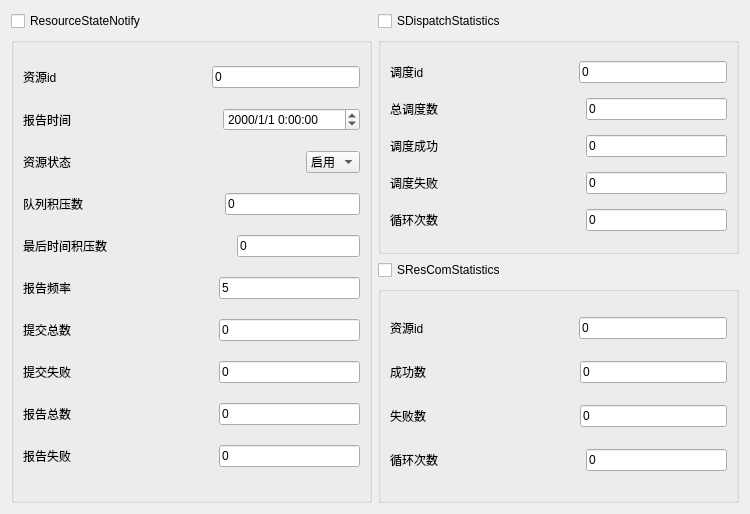
The window that MsgTest/UI/UI_Monitor_Cloud.ui (XiaoJiaoYaZi/welink) describes before a commit, drawn with Qt 5.
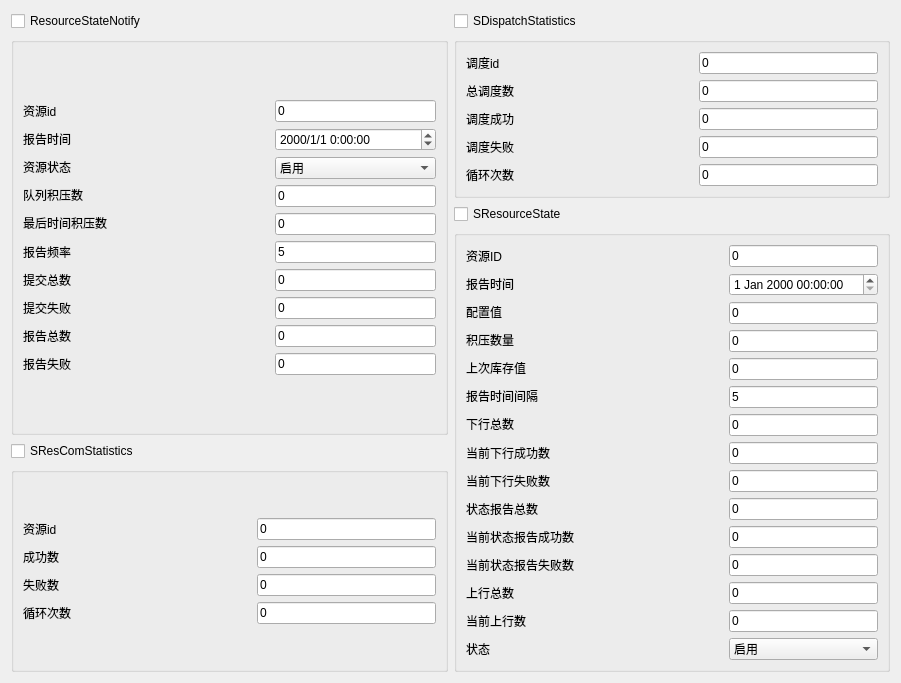
The same window after the commit.

Commit message: 增加SResourceState结构 结构转字节流与字节流转结构优化，才有ctypes自带的方法，摒弃struct模块

```diff
--- a/MsgTest/UI/UI_Monitor_Cloud.ui
+++ b/MsgTest/UI/UI_Monitor_Cloud.ui
@@ -6,14 +6,14 @@
    <rect>
     <x>0</x>
     <y>0</y>
-    <width>750</width>
-    <height>514</height>
+    <width>901</width>
+    <height>657</height>
    </rect>
   </property>
   <property name="windowTitle">
    <string>Form</string>
   </property>
-  <layout class="QGridLayout" name="gridLayout_4">
+  <layout class="QGridLayout" name="gridLayout_5">
    <item row="0" column="0" rowspan="2">
     <layout class="QVBoxLayout" name="verticalLayout">
      <item>
@@ -29,27 +29,24 @@
         <string/>
        </property>
        <layout class="QGridLayout" name="gridLayout">
-        <item row="2" column="0">
-         <layout class="QHBoxLayout" name="horizontalLayout_4">
+        <property name="sizeConstraint">
+         <enum>QLayout::SetNoConstraint</enum>
+        </property>
+        <item row="0" column="2">
+         <layout class="QVBoxLayout" name="verticalLayout_7">
           <item>
-           <widget class="QLabel" name="label_4">
+           <widget class="QLineEdit" name="lineEdit_ResourceId">
             <property name="text">
-             <string>资源状态</string>
+             <string>0</string>
             </property>
            </widget>
           </item>
           <item>
-           <spacer name="horizontalSpacer_3">
-            <property name="orientation">
-             <enum>Qt::Horizontal</enum>
+           <widget class="QDateTimeEdit" name="dateTimeEdit_NotifyTime">
+            <property name="displayFormat">
+             <string>yyyy/M/d H:mm:ss</string>
             </property>
-            <property name="sizeHint" stdset="0">
-             <size>
-              <width>40</width>
-              <height>20</height>
-             </size>
-            </property>
-           </spacer>
+           </widget>
           </item>
           <item>
            <widget class="QComboBox" name="comboBox_RunTimeState">
@@ -65,60 +62,19 @@
             </item>
            </widget>
           </item>
-         </layout>
-        </item>
-        <item row="8" column="0">
-         <layout class="QHBoxLayout" name="horizontalLayout_2">
           <item>
-           <widget class="QLabel" name="label_2">
+           <widget class="QLineEdit" name="lineEdit_QueueStock">
             <property name="text">
-             <string>报告总数</string>
+             <string>0</string>
             </property>
            </widget>
           </item>
           <item>
-           <spacer name="horizontalSpacer_9">
-            <property name="orientation">
-             <enum>Qt::Horizontal</enum>
-            </property>
-            <property name="sizeHint" stdset="0">
-             <size>
-              <width>40</width>
-              <height>20</height>
-             </size>
-            </property>
-           </spacer>
-          </item>
-          <item>
-           <widget class="QLineEdit" name="lineEdit_reportTotal">
+           <widget class="QLineEdit" name="lineEdit_lastTimeQueueStock">
             <property name="text">
              <string>0</string>
             </property>
            </widget>
-          </item>
-         </layout>
-        </item>
-        <item row="5" column="0">
-         <layout class="QHBoxLayout" name="horizontalLayout_7">
-          <item>
-           <widget class="QLabel" name="label_7">
-            <property name="text">
-             <string>报告频率</string>
-            </property>
-           </widget>
-          </item>
-          <item>
-           <spacer name="horizontalSpacer_6">
-            <property name="orientation">
-             <enum>Qt::Horizontal</enum>
-            </property>
-            <property name="sizeHint" stdset="0">
-             <size>
-              <width>40</width>
-              <height>20</height>
-             </size>
-            </property>
-           </spacer>
           </item>
           <item>
            <widget class="QLineEdit" name="lineEdit_reportTimeInterval">
@@ -127,30 +83,6 @@
             </property>
            </widget>
           </item>
-         </layout>
-        </item>
-        <item row="6" column="0">
-         <layout class="QHBoxLayout" name="horizontalLayout_8">
-          <item>
-           <widget class="QLabel" name="label_8">
-            <property name="text">
-             <string>提交总数</string>
-            </property>
-           </widget>
-          </item>
-          <item>
-           <spacer name="horizontalSpacer_7">
-            <property name="orientation">
-             <enum>Qt::Horizontal</enum>
-            </property>
-            <property name="sizeHint" stdset="0">
-             <size>
-              <width>40</width>
-              <height>20</height>
-             </size>
-            </property>
-           </spacer>
-          </item>
           <item>
            <widget class="QLineEdit" name="lineEdit_submitTotal">
             <property name="text">
@@ -158,10 +90,38 @@
             </property>
            </widget>
           </item>
+          <item>
+           <widget class="QLineEdit" name="lineEdit_submitFail">
+            <property name="text">
+             <string>0</string>
+            </property>
+           </widget>
+          </item>
+          <item>
+           <widget class="QLineEdit" name="lineEdit_reportTotal">
+            <property name="text">
+             <string>0</string>
+            </property>
+           </widget>
+          </item>
+          <item>
+           <widget class="QLineEdit" name="lineEdit_reportFail">
+            <property name="text">
+             <string>0</string>
+            </property>
+           </widget>
+          </item>
          </layout>
         </item>
-        <item row="1" column="0">
-         <layout class="QHBoxLayout" name="horizontalLayout_9">
+        <item row="0" column="0">
+         <layout class="QVBoxLayout" name="verticalLayout_8">
+          <item>
+           <widget class="QLabel" name="label">
+            <property name="text">
+             <string>资源id</string>
+            </property>
+           </widget>
+          </item>
           <item>
            <widget class="QLabel" name="label_9">
             <property name="text">
@@ -170,29 +130,12 @@
            </widget>
           </item>
           <item>
-           <spacer name="horizontalSpacer_2">
-            <property name="orientation">
-             <enum>Qt::Horizontal</enum>
-            </property>
-            <property name="sizeHint" stdset="0">
-             <size>
-              <width>40</width>
-              <height>20</height>
-             </size>
-            </property>
-           </spacer>
-          </item>
-          <item>
-           <widget class="QDateTimeEdit" name="dateTimeEdit_NotifyTime">
-            <property name="displayFormat">
-             <string>yyyy/M/d H:mm:ss</string>
+           <widget class="QLabel" name="label_4">
+            <property name="text">
+             <string>资源状态</string>
             </property>
            </widget>
           </item>
-         </layout>
-        </item>
-        <item row="3" column="0">
-         <layout class="QHBoxLayout" name="horizontalLayout_5">
           <item>
            <widget class="QLabel" name="label_5">
             <property name="text">
@@ -201,30 +144,6 @@
            </widget>
           </item>
           <item>
-           <spacer name="horizontalSpacer_4">
-            <property name="orientation">
-             <enum>Qt::Horizontal</enum>
-            </property>
-            <property name="sizeHint" stdset="0">
-             <size>
-              <width>40</width>
-              <height>20</height>
-             </size>
-            </property>
-           </spacer>
-          </item>
-          <item>
-           <widget class="QLineEdit" name="lineEdit_QueueStock">
-            <property name="text">
-             <string>0</string>
-            </property>
-           </widget>
-          </item>
-         </layout>
-        </item>
-        <item row="4" column="0">
-         <layout class="QHBoxLayout" name="horizontalLayout_6">
-          <item>
            <widget class="QLabel" name="label_6">
             <property name="text">
              <string>最后时间积压数</string>
@@ -232,29 +151,19 @@
            </widget>
           </item>
           <item>
-           <spacer name="horizontalSpacer_5">
-            <property name="orientation">
-             <enum>Qt::Horizontal</enum>
+           <widget class="QLabel" name="label_7">
+            <property name="text">
+             <string>报告频率</string>
             </property>
-            <property name="sizeHint" stdset="0">
-             <size>
-              <width>40</width>
-              <height>20</height>
-             </size>
-            </property>
-           </spacer>
+           </widget>
           </item>
           <item>
-           <widget class="QLineEdit" name="lineEdit_lastTimeQueueStock">
+           <widget class="QLabel" name="label_8">
             <property name="text">
-             <string>0</string>
+             <string>提交总数</string>
             </property>
            </widget>
           </item>
-         </layout>
-        </item>
-        <item row="7" column="0">
-         <layout class="QHBoxLayout" name="horizontalLayout_3">
           <item>
            <widget class="QLabel" name="label_3">
             <property name="text">
@@ -263,29 +172,12 @@
            </widget>
           </item>
           <item>
-           <spacer name="horizontalSpacer_8">
-            <property name="orientation">
-             <enum>Qt::Horizontal</enum>
-            </property>
-            <property name="sizeHint" stdset="0">
-             <size>
-              <width>40</width>
-              <height>20</height>
-             </size>
-            </property>
-           </spacer>
-          </item>
-          <item>
-           <widget class="QLineEdit" name="lineEdit_submitFail">
+           <widget class="QLabel" name="label_2">
             <property name="text">
-             <string>0</string>
+             <string>报告总数</string>
             </property>
            </widget>
           </item>
-         </layout>
-        </item>
-        <item row="9" column="0">
-         <layout class="QHBoxLayout" name="horizontalLayout_10">
           <item>
            <widget class="QLabel" name="label_10">
             <property name="text">
@@ -293,58 +185,20 @@
             </property>
            </widget>
           </item>
-          <item>
-           <spacer name="horizontalSpacer_10">
-            <property name="orientation">
-             <enum>Qt::Horizontal</enum>
-            </property>
-            <property name="sizeHint" stdset="0">
-             <size>
-              <width>40</width>
-              <height>20</height>
-             </size>
-            </property>
-           </spacer>
-          </item>
-          <item>
-           <widget class="QLineEdit" name="lineEdit_reportFail">
-            <property name="text">
-             <string>0</string>
-            </property>
-           </widget>
-          </item>
          </layout>
         </item>
-        <item row="0" column="0">
-         <layout class="QHBoxLayout" name="horizontalLayout">
-          <item>
-           <widget class="QLabel" name="label">
-            <property name="text">
-             <string>资源id</string>
-            </property>
-           </widget>
-          </item>
-          <item>
-           <spacer name="horizontalSpacer">
-            <property name="orientation">
-             <enum>Qt::Horizontal</enum>
-            </property>
-            <property name="sizeHint" stdset="0">
-             <size>
-              <width>40</width>
-              <height>20</height>
-             </size>
-            </property>
-           </spacer>
-          </item>
-          <item>
-           <widget class="QLineEdit" name="lineEdit_ResourceId">
-            <property name="text">
-             <string>0</string>
-            </property>
-           </widget>
-          </item>
-         </layout>
+        <item row="0" column="1">
+         <spacer name="horizontalSpacer_2">
+          <property name="orientation">
+           <enum>Qt::Horizontal</enum>
+          </property>
+          <property name="sizeHint" stdset="0">
+           <size>
+            <width>40</width>
+            <height>20</height>
+           </size>
+          </property>
+         </spacer>
         </item>
        </layout>
       </widget>
@@ -367,7 +221,7 @@
        </property>
        <layout class="QGridLayout" name="gridLayout_2">
         <item row="0" column="0">
-         <layout class="QHBoxLayout" name="horizontalLayout_11">
+         <layout class="QVBoxLayout" name="verticalLayout_12">
           <item>
            <widget class="QLabel" name="label_11">
             <property name="text">
@@ -376,29 +230,12 @@
            </widget>
           </item>
           <item>
-           <spacer name="horizontalSpacer_11">
-            <property name="orientation">
-             <enum>Qt::Horizontal</enum>
-            </property>
-            <property name="sizeHint" stdset="0">
-             <size>
-              <width>40</width>
-              <height>20</height>
-             </size>
-            </property>
-           </spacer>
-          </item>
-          <item>
-           <widget class="QLineEdit" name="lineEdit_dispatchCenterId">
+           <widget class="QLabel" name="label_12">
             <property name="text">
-             <string>0</string>
+             <string>总调度数</string>
             </property>
            </widget>
           </item>
-         </layout>
-        </item>
-        <item row="2" column="0">
-         <layout class="QHBoxLayout" name="horizontalLayout_13">
           <item>
            <widget class="QLabel" name="label_13">
             <property name="text">
@@ -407,30 +244,6 @@
            </widget>
           </item>
           <item>
-           <spacer name="horizontalSpacer_13">
-            <property name="orientation">
-             <enum>Qt::Horizontal</enum>
-            </property>
-            <property name="sizeHint" stdset="0">
-             <size>
-              <width>40</width>
-              <height>20</height>
-             </size>
-            </property>
-           </spacer>
-          </item>
-          <item>
-           <widget class="QLineEdit" name="lineEdit_succDispatchCnt">
-            <property name="text">
-             <string>0</string>
-            </property>
-           </widget>
-          </item>
-         </layout>
-        </item>
-        <item row="3" column="0">
-         <layout class="QHBoxLayout" name="horizontalLayout_14">
-          <item>
            <widget class="QLabel" name="label_14">
             <property name="text">
              <string>调度失败</string>
@@ -438,80 +251,23 @@
            </widget>
           </item>
           <item>
-           <spacer name="horizontalSpacer_14">
-            <property name="orientation">
-             <enum>Qt::Horizontal</enum>
-            </property>
-            <property name="sizeHint" stdset="0">
-             <size>
-              <width>40</width>
-              <height>20</height>
-             </size>
-            </property>
-           </spacer>
-          </item>
-          <item>
-           <widget class="QLineEdit" name="lineEdit_failDispatchCnt">
-            <property name="text">
-             <string>0</string>
-            </property>
-           </widget>
-          </item>
-         </layout>
-        </item>
-        <item row="4" column="0">
-         <layout class="QHBoxLayout" name="horizontalLayout_15">
-          <item>
            <widget class="QLabel" name="label_15">
             <property name="text">
              <string>循环次数</string>
             </property>
            </widget>
           </item>
-          <item>
-           <spacer name="horizontalSpacer_15">
-            <property name="orientation">
-             <enum>Qt::Horizontal</enum>
-            </property>
-            <property name="sizeHint" stdset="0">
-             <size>
-              <width>40</width>
-              <height>20</height>
-             </size>
-            </property>
-           </spacer>
-          </item>
-          <item>
-           <widget class="QLineEdit" name="lineEdit_cycleTime">
-            <property name="text">
-             <string>0</string>
-            </property>
-           </widget>
-          </item>
          </layout>
         </item>
-        <item row="1" column="0">
-         <layout class="QHBoxLayout" name="horizontalLayout_12">
+        <item row="0" column="2">
+         <layout class="QVBoxLayout" name="verticalLayout_11">
           <item>
-           <widget class="QLabel" name="label_12">
+           <widget class="QLineEdit" name="lineEdit_dispatchCenterId">
             <property name="text">
-             <string>总调度数</string>
+             <string>0</string>
             </property>
            </widget>
           </item>
-          <item>
-           <spacer name="horizontalSpacer_12">
-            <property name="orientation">
-             <enum>Qt::Horizontal</enum>
-            </property>
-            <property name="sizeHint" stdset="0">
-             <size>
-              <width>40</width>
-              <height>20</height>
-             </size>
-            </property>
-           </spacer>
-          </item>
           <item>
            <widget class="QLineEdit" name="lineEdit_totalDispatchCnt">
             <property name="text">
@@ -519,14 +275,305 @@
             </property>
            </widget>
           </item>
+          <item>
+           <widget class="QLineEdit" name="lineEdit_succDispatchCnt">
+            <property name="text">
+             <string>0</string>
+            </property>
+           </widget>
+          </item>
+          <item>
+           <widget class="QLineEdit" name="lineEdit_failDispatchCnt">
+            <property name="text">
+             <string>0</string>
+            </property>
+           </widget>
+          </item>
+          <item>
+           <widget class="QLineEdit" name="lineEdit_cycleTime">
+            <property name="text">
+             <string>0</string>
+            </property>
+           </widget>
+          </item>
          </layout>
         </item>
+        <item row="0" column="1">
+         <spacer name="horizontalSpacer_4">
+          <property name="orientation">
+           <enum>Qt::Horizontal</enum>
+          </property>
+          <property name="sizeHint" stdset="0">
+           <size>
+            <width>40</width>
+            <height>20</height>
+           </size>
+          </property>
+         </spacer>
+        </item>
        </layout>
       </widget>
      </item>
     </layout>
    </item>
-   <item row="1" column="1">
+   <item row="1" column="1" rowspan="2">
+    <layout class="QVBoxLayout" name="verticalLayout_6">
+     <item>
+      <widget class="QCheckBox" name="checkBox_4">
+       <property name="text">
+        <string>SResourceState</string>
+       </property>
+      </widget>
+     </item>
+     <item>
+      <widget class="QGroupBox" name="groupBox_4">
+       <property name="title">
+        <string/>
+       </property>
+       <layout class="QGridLayout" name="gridLayout_4">
+        <item row="0" column="2">
+         <layout class="QVBoxLayout" name="verticalLayout_4">
+          <item>
+           <widget class="QLineEdit" name="lineEdit_resourceId_2">
+            <property name="text">
+             <string>0</string>
+            </property>
+           </widget>
+          </item>
+          <item>
+           <widget class="QDateTimeEdit" name="dateTimeEdit_reportTime"/>
+          </item>
+          <item>
+           <widget class="QLineEdit" name="lineEdit_statisticsConfig">
+            <property name="text">
+             <string>0</string>
+            </property>
+           </widget>
+          </item>
+          <item>
+           <widget class="QLineEdit" name="lineEdit_currentStock">
+            <property name="text">
+             <string>0</string>
+            </property>
+           </widget>
+          </item>
+          <item>
+           <widget class="QLineEdit" name="lineEdit_lastStock">
+            <property name="text">
+             <string>0</string>
+            </property>
+           </widget>
+          </item>
+          <item>
+           <widget class="QLineEdit" name="lineEdit_reportTimeInterval_2">
+            <property name="text">
+             <string>5</string>
+            </property>
+           </widget>
+          </item>
+          <item>
+           <widget class="QLineEdit" name="lineEdit_submitTotal_2">
+            <property name="text">
+             <string>0</string>
+            </property>
+           </widget>
+          </item>
+          <item>
+           <widget class="QLineEdit" name="lineEdit_currentSubmitSuccess">
+            <property name="text">
+             <string>0</string>
+            </property>
+           </widget>
+          </item>
+          <item>
+           <widget class="QLineEdit" name="lineEdit_currentSubmitFail">
+            <property name="text">
+             <string>0</string>
+            </property>
+           </widget>
+          </item>
+          <item>
+           <widget class="QLineEdit" name="lineEdit_reportTotal_2">
+            <property name="text">
+             <string>0</string>
+            </property>
+           </widget>
+          </item>
+          <item>
+           <widget class="QLineEdit" name="lineEdit_currentReportSuccess">
+            <property name="text">
+             <string>0</string>
+            </property>
+           </widget>
+          </item>
+          <item>
+           <widget class="QLineEdit" name="lineEdit_currentReportFail">
+            <property name="text">
+             <string>0</string>
+            </property>
+           </widget>
+          </item>
+          <item>
+           <widget class="QLineEdit" name="lineEdit_moTotal">
+            <property name="text">
+             <string>0</string>
+            </property>
+           </widget>
+          </item>
+          <item>
+           <widget class="QLineEdit" name="lineEdit_currentMoTotal">
+            <property name="text">
+             <string>0</string>
+            </property>
+           </widget>
+          </item>
+          <item>
+           <widget class="QComboBox" name="comboBox_state">
+            <item>
+             <property name="text">
+              <string>启用</string>
+             </property>
+            </item>
+            <item>
+             <property name="text">
+              <string>停用</string>
+             </property>
+            </item>
+           </widget>
+          </item>
+         </layout>
+        </item>
+        <item row="0" column="0">
+         <layout class="QVBoxLayout" name="verticalLayout_5">
+          <item>
+           <widget class="QLabel" name="label_20">
+            <property name="text">
+             <string>资源ID</string>
+            </property>
+           </widget>
+          </item>
+          <item>
+           <widget class="QLabel" name="label_21">
+            <property name="text">
+             <string>报告时间</string>
+            </property>
+           </widget>
+          </item>
+          <item>
+           <widget class="QLabel" name="label_22">
+            <property name="text">
+             <string>配置值</string>
+            </property>
+           </widget>
+          </item>
+          <item>
+           <widget class="QLabel" name="label_23">
+            <property name="text">
+             <string>积压数量</string>
+            </property>
+           </widget>
+          </item>
+          <item>
+           <widget class="QLabel" name="label_24">
+            <property name="text">
+             <string>上次库存值</string>
+            </property>
+           </widget>
+          </item>
+          <item>
+           <widget class="QLabel" name="label_25">
+            <property name="text">
+             <string>报告时间间隔</string>
+            </property>
+           </widget>
+          </item>
+          <item>
+           <widget class="QLabel" name="label_26">
+            <property name="text">
+             <string>下行总数</string>
+            </property>
+           </widget>
+          </item>
+          <item>
+           <widget class="QLabel" name="label_31">
+            <property name="text">
+             <string>当前下行成功数</string>
+            </property>
+           </widget>
+          </item>
+          <item>
+           <widget class="QLabel" name="label_28">
+            <property name="text">
+             <string>当前下行失败数</string>
+            </property>
+           </widget>
+          </item>
+          <item>
+           <widget class="QLabel" name="label_32">
+            <property name="text">
+             <string>状态报告总数</string>
+            </property>
+           </widget>
+          </item>
+          <item>
+           <widget class="QLabel" name="label_27">
+            <property name="text">
+             <string>当前状态报告成功数</string>
+            </property>
+           </widget>
+          </item>
+          <item>
+           <widget class="QLabel" name="label_30">
+            <property name="text">
+             <string>当前状态报告失败数</string>
+            </property>
+           </widget>
+          </item>
+          <item>
+           <widget class="QLabel" name="label_33">
+            <property name="text">
+             <string>上行总数</string>
+            </property>
+           </widget>
+          </item>
+          <item>
+           <widget class="QLabel" name="label_29">
+            <property name="text">
+             <string>当前上行数</string>
+            </property>
+           </widget>
+          </item>
+          <item>
+           <widget class="QLabel" name="label_34">
+            <property name="text">
+             <string>状态</string>
+            </property>
+           </widget>
+          </item>
+         </layout>
+        </item>
+        <item row="0" column="1">
+         <spacer name="horizontalSpacer">
+          <property name="orientation">
+           <enum>Qt::Horizontal</enum>
+          </property>
+          <property name="sizeHint" stdset="0">
+           <size>
+            <width>40</width>
+            <height>20</height>
+           </size>
+          </property>
+         </spacer>
+        </item>
+       </layout>
+       <zorder></zorder>
+       <zorder></zorder>
+       <zorder>horizontalSpacer</zorder>
+      </widget>
+     </item>
+    </layout>
+   </item>
+   <item row="2" column="0">
     <layout class="QVBoxLayout" name="verticalLayout_3">
      <item>
       <widget class="QCheckBox" name="checkBox_3">
@@ -541,8 +588,15 @@
         <string/>
        </property>
        <layout class="QGridLayout" name="gridLayout_3">
-        <item row="1" column="0">
-         <layout class="QHBoxLayout" name="horizontalLayout_17">
+        <item row="0" column="0">
+         <layout class="QVBoxLayout" name="verticalLayout_10">
+          <item>
+           <widget class="QLabel" name="label_16">
+            <property name="text">
+             <string>资源id</string>
+            </property>
+           </widget>
+          </item>
           <item>
            <widget class="QLabel" name="label_17">
             <property name="text">
@@ -551,61 +605,6 @@
            </widget>
           </item>
           <item>
-           <spacer name="horizontalSpacer_17">
-            <property name="orientation">
-             <enum>Qt::Horizontal</enum>
-            </property>
-            <property name="sizeHint" stdset="0">
-             <size>
-              <width>40</width>
-              <height>20</height>
-             </size>
-            </property>
-           </spacer>
-          </item>
-          <item>
-           <widget class="QLineEdit" name="lineEdit_succCnt">
-            <property name="text">
-             <string>0</string>
-            </property>
-           </widget>
-          </item>
-         </layout>
-        </item>
-        <item row="0" column="0">
-         <layout class="QHBoxLayout" name="horizontalLayout_16">
-          <item>
-           <widget class="QLabel" name="label_16">
-            <property name="text">
-             <string>资源id</string>
-            </property>
-           </widget>
-          </item>
-          <item>
-           <spacer name="horizontalSpacer_16">
-            <property name="orientation">
-             <enum>Qt::Horizontal</enum>
-            </property>
-            <property name="sizeHint" stdset="0">
-             <size>
-              <width>40</width>
-              <height>20</height>
-             </size>
-            </property>
-           </spacer>
-          </item>
-          <item>
-           <widget class="QLineEdit" name="lineEdit_resourceId">
-            <property name="text">
-             <string>0</string>
-            </property>
-           </widget>
-          </item>
-         </layout>
-        </item>
-        <item row="2" column="0">
-         <layout class="QHBoxLayout" name="horizontalLayout_18">
-          <item>
            <widget class="QLabel" name="label_18">
             <property name="text">
              <string>失败数</string>
@@ -613,48 +612,36 @@
            </widget>
           </item>
           <item>
-           <spacer name="horizontalSpacer_18">
-            <property name="orientation">
-             <enum>Qt::Horizontal</enum>
-            </property>
-            <property name="sizeHint" stdset="0">
-             <size>
-              <width>40</width>
-              <height>20</height>
-             </size>
-            </property>
-           </spacer>
-          </item>
-          <item>
-           <widget class="QLineEdit" name="lineEdit_failCnt">
-            <property name="text">
-             <string>0</string>
-            </property>
-           </widget>
-          </item>
-         </layout>
-        </item>
-        <item row="3" column="0">
-         <layout class="QHBoxLayout" name="horizontalLayout_19">
-          <item>
            <widget class="QLabel" name="label_19">
             <property name="text">
              <string>循环次数</string>
             </property>
            </widget>
           </item>
+         </layout>
+        </item>
+        <item row="0" column="2">
+         <layout class="QVBoxLayout" name="verticalLayout_9">
           <item>
-           <spacer name="horizontalSpacer_19">
-            <property name="orientation">
-             <enum>Qt::Horizontal</enum>
+           <widget class="QLineEdit" name="lineEdit_resourceId">
+            <property name="text">
+             <string>0</string>
             </property>
-            <property name="sizeHint" stdset="0">
-             <size>
-              <width>40</width>
-              <height>20</height>
-             </size>
+           </widget>
+          </item>
+          <item>
+           <widget class="QLineEdit" name="lineEdit_succCnt">
+            <property name="text">
+             <string>0</string>
             </property>
-           </spacer>
+           </widget>
+          </item>
+          <item>
+           <widget class="QLineEdit" name="lineEdit_failCnt">
+            <property name="text">
+             <string>0</string>
+            </property>
+           </widget>
           </item>
           <item>
            <widget class="QLineEdit" name="lineEdit_cycleTime_2">
@@ -665,6 +652,19 @@
           </item>
          </layout>
         </item>
+        <item row="0" column="1">
+         <spacer name="horizontalSpacer_3">
+          <property name="orientation">
+           <enum>Qt::Horizontal</enum>
+          </property>
+          <property name="sizeHint" stdset="0">
+           <size>
+            <width>40</width>
+            <height>20</height>
+           </size>
+          </property>
+         </spacer>
+        </item>
        </layout>
       </widget>
      </item>
```
The commit also changes 30 other files.
